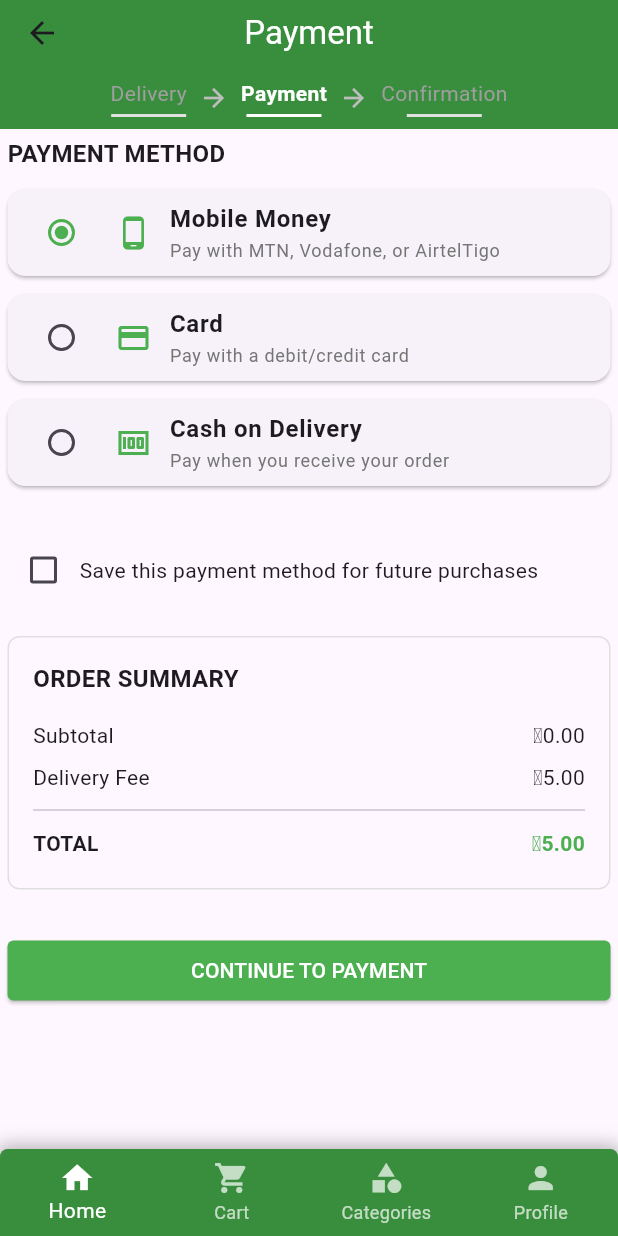
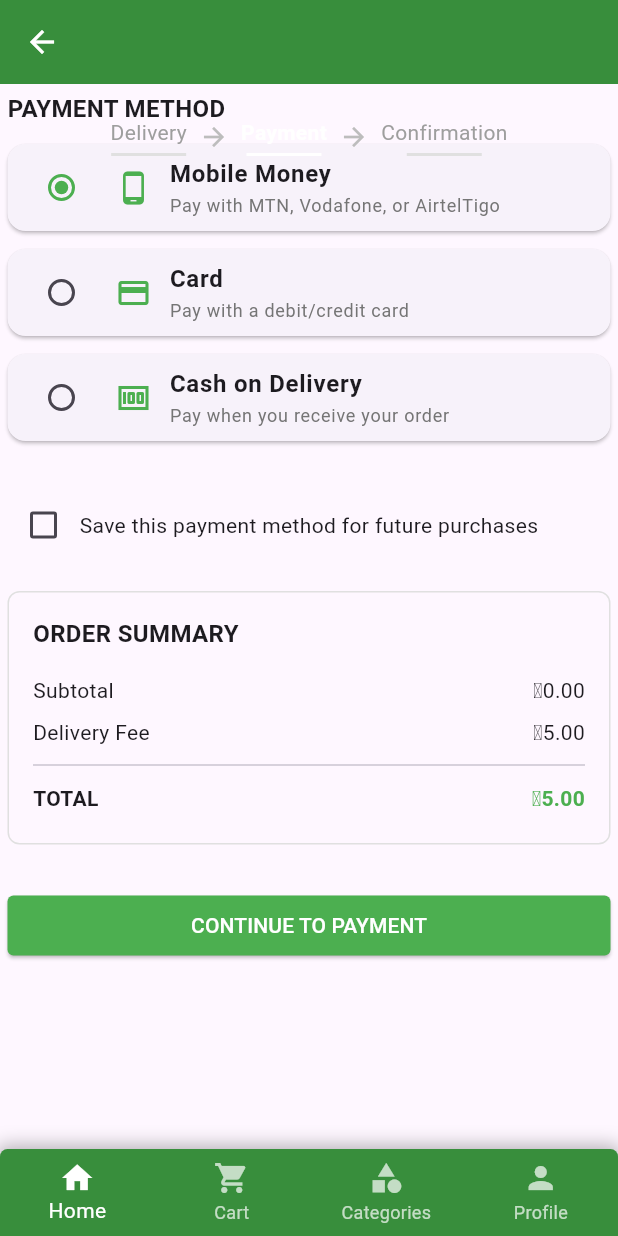
Before and after one commit to VanessaAdjei/eclmobileapp, a Flutter app: the PaymentPage screen opened directly, on a phone screen of 412 x 824 dp. Run offline on Flutter 3.47's test engine with Material 3 defaults, Android fonts, the phone set to English and light mode, and no system bars; our stand-ins replace flutter_secure_storage, geocoding, geolocator, google_fonts, google_maps_flutter, image_picker and 4 more; accounts and stored records are empty; network calls fail.

Commit message:
third push

```diff
--- a/lib/pages/payment_page.dart
+++ b/lib/pages/payment_page.dart
@@ -36,39 +36,34 @@ class _PaymentPageState extends State<PaymentPage> {
   @override
   Widget build(BuildContext context) {
     return Scaffold(
-      appBar: AppBar(
+      body: Stack(
+        children: [
+          Column(
+            children: [
+              AppBar(
                 backgroundColor: Colors.green.shade700,
-        title: const Text('Payment',    style: TextStyle(color: Colors.white),),
                 centerTitle: true,
-        leading: IconButton(
-          icon: const Icon(Icons.arrow_back),
+                leading:IconButton(
+                  icon: const Icon(Icons.arrow_back, color: Colors.white),
                   onPressed: () => Navigator.pop(context),
                 ),
-        bottom: PreferredSize(
-          preferredSize: const Size.fromHeight(30),
-          child: _buildProgressIndicator(),
+                automaticallyImplyLeading: false,
               ),
-      ),
-      body: Consumer<CartProvider>(
+
+              Expanded(
+                child: Consumer<CartProvider>(
                   builder: (context, cart, child) {
                     return SingleChildScrollView(
                       padding: const EdgeInsets.all(5),
                       child: Column(
                         crossAxisAlignment: CrossAxisAlignment.start,
                         children: [
-                // Payment Methods
                           _buildPaymentMethods(),
                           const SizedBox(height: 20),
-
-                // Save Payment Method Toggle
                           _buildSavePaymentToggle(),
                           const SizedBox(height: 20),
-
-                // Order Summary
                           _buildOrderSummary(cart),
                           const SizedBox(height: 30),
-
-                // Complete Order Button
                           SizedBox(
                             width: double.infinity,
                             child: ElevatedButton(
@@ -80,7 +75,6 @@ class _PaymentPageState extends State<PaymentPage> {
                                 ),
                               ),
                               onPressed: () {
-                      // Process payment and complete order
                                 cart.clearCart();
                                 Navigator.pushAndRemoveUntil(
                                   context,
@@ -94,7 +88,6 @@ class _PaymentPageState extends State<PaymentPage> {
                                 'CONTINUE TO PAYMENT',
                                 style: TextStyle(color: Colors.white),
                               ),
-
                             ),
                           ),
                         ],
@@ -102,9 +95,23 @@ class _PaymentPageState extends State<PaymentPage> {
                     );
                   },
                 ),
+              ),
+            ],
+          ),
+
+          // Positioned Progress Indicator at Top
+          Positioned(
+            top: 70,
+            left: 0,
+            right: 0,
+            child: _buildProgressIndicator(),
+          ),
+        ],
+      ),
       bottomNavigationBar: const CustomBottomNav(),
     );
   }
+
 
   Widget _buildProgressIndicator() {
     return Padding(
```
Also changed, not shown: lib/pages/cart.dart (+16 -12 lines), lib/pages/delivery_page.dart (+23 -9 lines). Lines whose indentation alone changed are shown as unchanged.
